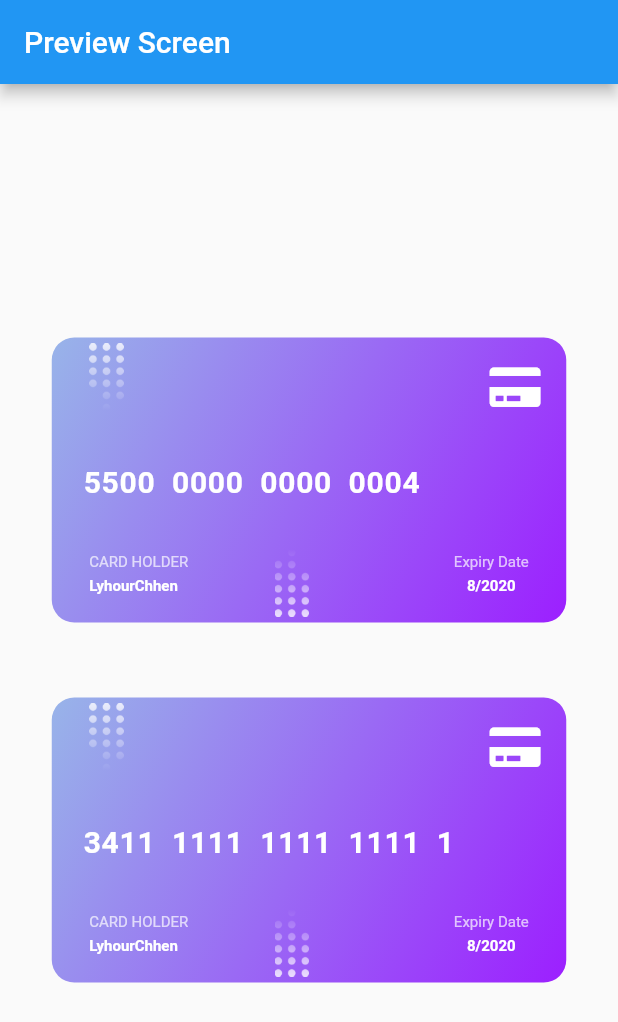
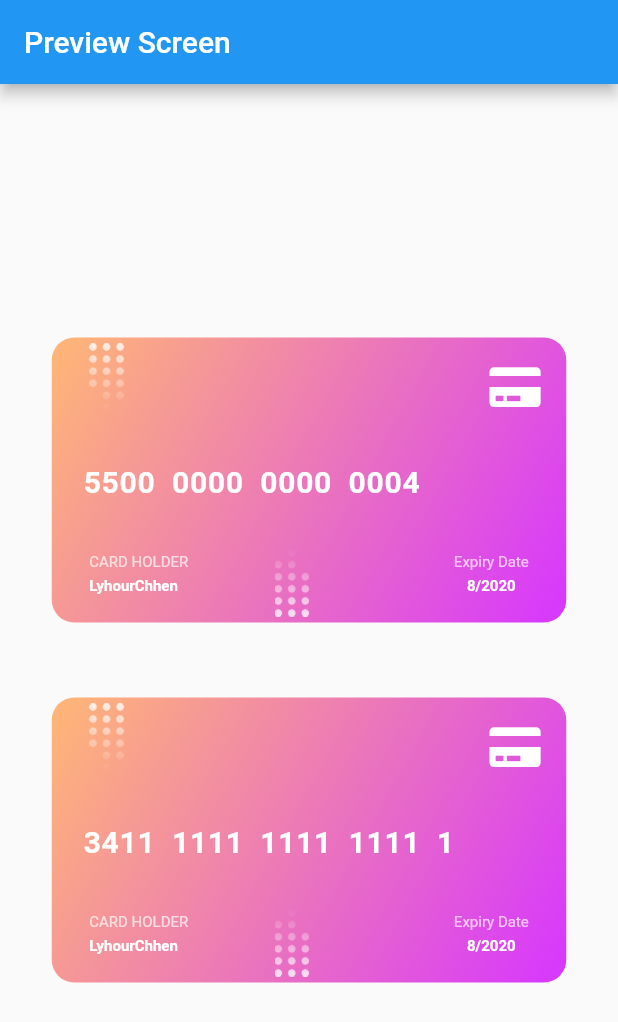
Before and after one commit to berkanaslan/flutter_custom_credit_card_ui, a Flutter app: the screen it shows after launch, on a phone screen of 412 x 824 dp. Shown: the top 1022 px of the screen. Run offline on Flutter 3.47's test engine with Material 2 defaults, Android fonts, the phone set to English and light mode, and no system bars; our stand-ins replace font_awesome_flutter; missing offline and left inert: credit_card_type_detector; Roboto replaces fonts that are missing (Poppins).

Commit message:
rnd update

```diff
--- a/lib/flutter_custom_credit_card_ui.dart
+++ b/lib/flutter_custom_credit_card_ui.dart
@@ -67,7 +67,7 @@ class _CustomCreditCardState extends State<CustomCreditCard> {
 
   @override
   void initState() {
-    var rng = new Random().nextInt(3);
+    var rng = new Random().nextInt(4);
     setState(() {
       randomColor = rng;
     });
```
